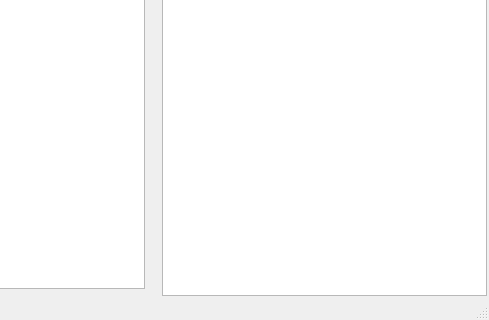
break11/AutoStorage, file Lib/StorageViewer/ViewerWindow.ui: the form before one commit; both pictures show x 691 to 1180 and y 531 to 851 of the 1180 by 851 pixel window.
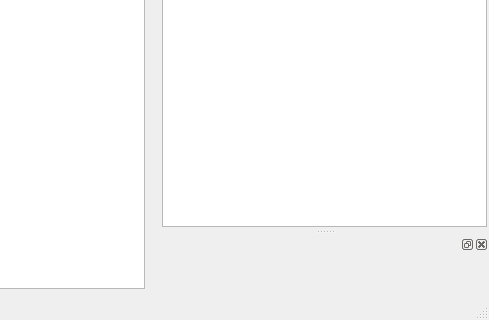
The form after the commit. Icons and pictures are not drawn.

```diff
--- a/Lib/StorageViewer/ViewerWindow.ui
+++ b/Lib/StorageViewer/ViewerWindow.ui
@@ -307,6 +307,12 @@
     </layout>
    </widget>
   </widget>
+  <widget class="QDockWidget" name="dkNetObj_Monitor">
+   <attribute name="dockWidgetArea">
+    <number>2</number>
+   </attribute>
+   <widget class="QWidget" name="dkNetObj_Monitor_Contents"/>
+  </widget>
   <action name="acFitToPage">
    <property name="icon">
     <iconset resource="images.qrc">
```
